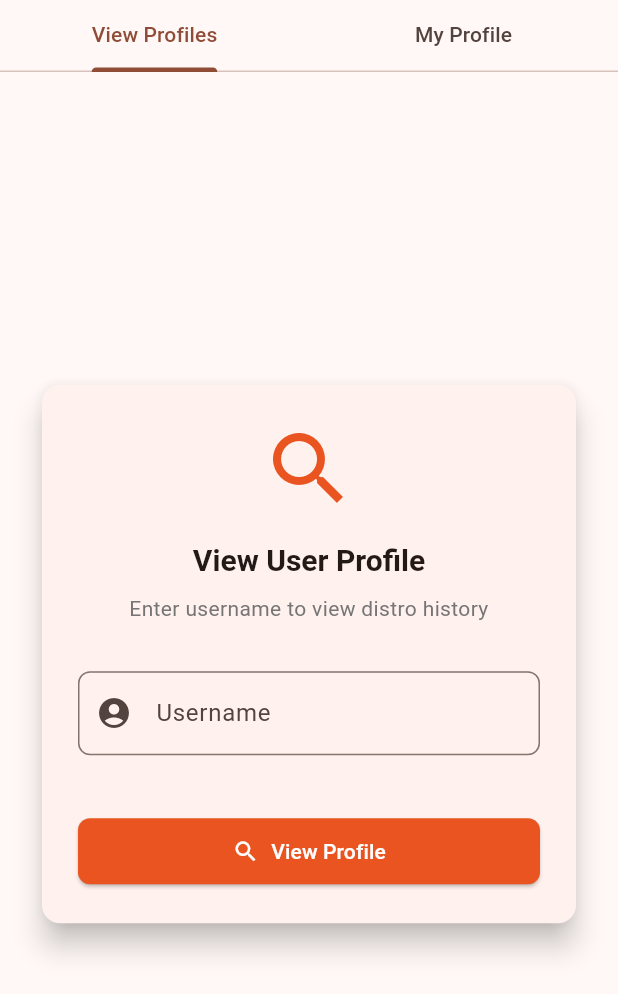
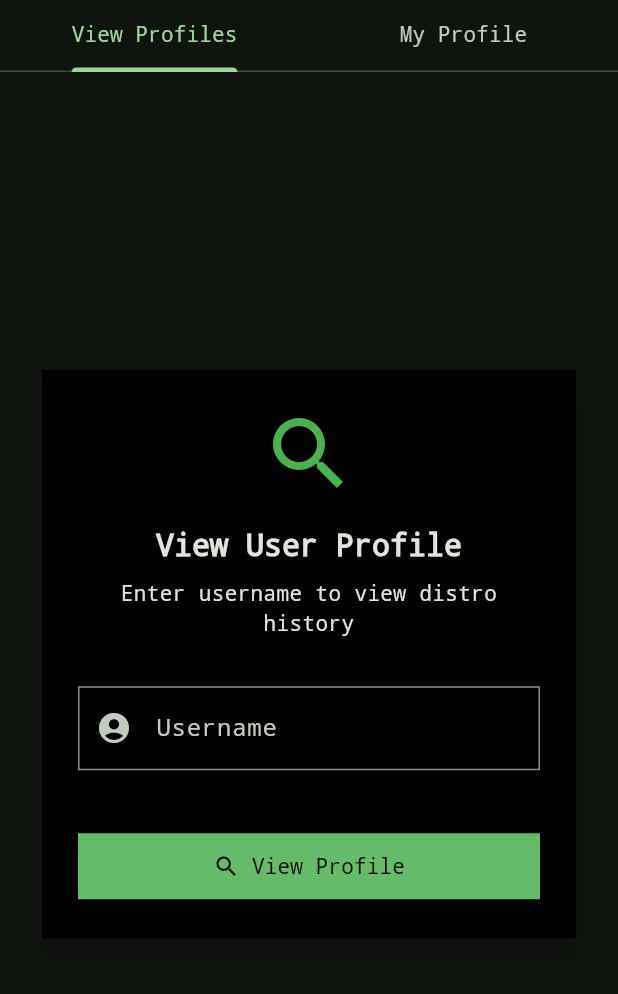
Before and after one commit to ThomasNowProductions/LinuxDex, a Flutter app: the screen it shows after launch, on a phone screen of 412 x 824 dp. Shown: the top 994 px of the screen. Run offline on Flutter 3.47's test engine with Material 3 defaults, Android fonts, the phone set to English and light mode, and no system bars; our stand-ins replace flutter_dotenv, supabase_flutter; accounts and stored records are empty.

Commit message:
Updated design

```diff
--- a/app/lib/main.dart
+++ b/app/lib/main.dart
@@ -23,43 +23,45 @@ class MyApp extends StatelessWidget {
       title: 'LinuxDex',
       theme: ThemeData(
         colorScheme: ColorScheme.fromSeed(
-          seedColor: const Color(0xFFE95420), // Ubuntu orange
-          brightness: Brightness.light,
+          seedColor: Colors.green.shade400, // Terminal green
+          brightness: Brightness.dark,
         ),
         useMaterial3: true,
+        fontFamily: 'Courier New',
         appBarTheme: const AppBarTheme(
-          backgroundColor: Color(0xFFE95420),
-          foregroundColor: Colors.white,
-          elevation: 4,
+          backgroundColor: Colors.black,
+          foregroundColor: Colors.green,
+          elevation: 0,
         ),
         elevatedButtonTheme: ElevatedButtonThemeData(
           style: ElevatedButton.styleFrom(
-            backgroundColor: const Color(0xFFE95420),
-            foregroundColor: Colors.white,
+            backgroundColor: Colors.green.shade400,
+            foregroundColor: Colors.black,
             padding: const EdgeInsets.symmetric(horizontal: 24, vertical: 12),
             shape: RoundedRectangleBorder(
-              borderRadius: BorderRadius.circular(8),
+              borderRadius: BorderRadius.zero,
             ),
           ),
         ),
         inputDecorationTheme: InputDecorationTheme(
           border: OutlineInputBorder(
-            borderRadius: BorderRadius.circular(8),
+            borderRadius: BorderRadius.zero,
           ),
           focusedBorder: OutlineInputBorder(
-            borderSide: const BorderSide(color: Color(0xFFE95420), width: 2),
-            borderRadius: BorderRadius.circular(8),
+            borderSide: BorderSide(color: Colors.green.shade400, width: 2),
+            borderRadius: BorderRadius.zero,
           ),
         ),
         cardTheme: CardThemeData(
-          elevation: 4,
+          elevation: 0,
+          color: Colors.black,
           shape: RoundedRectangleBorder(
-            borderRadius: BorderRadius.circular(12),
+            borderRadius: BorderRadius.zero,
           ),
         ),
         textTheme: const TextTheme(
-          headlineSmall: TextStyle(fontWeight: FontWeight.bold, fontSize: 20),
-          titleLarge: TextStyle(fontWeight: FontWeight.w600, fontSize: 18),
+          headlineSmall: TextStyle(fontWeight: FontWeight.bold, fontSize: 20, fontFamily: 'Courier New'),
+          titleLarge: TextStyle(fontWeight: FontWeight.w600, fontSize: 18, fontFamily: 'Courier New'),
         ),
       ),
       home: const AuthWrapper(),
--- a/app/lib/screens/profile_viewer.dart
+++ b/app/lib/screens/profile_viewer.dart
@@ -75,7 +75,7 @@ class _ProfileViewerBodyState extends State<ProfileViewerBody> {
                 const Icon(
                   Icons.search,
                   size: 64,
-                  color: Color(0xFFE95420),
+                  color: Colors.green,
                 ),
                 const SizedBox(height: 16),
                 Text(
@@ -87,7 +87,7 @@ class _ProfileViewerBodyState extends State<ProfileViewerBody> {
                 Text(
                   'Enter username to view distro history',
                   style: Theme.of(context).textTheme.bodyMedium?.copyWith(
-                    color: Colors.grey[600],
+                    color: Colors.grey[300],
                   ),
                   textAlign: TextAlign.center,
                 ),
@@ -104,8 +104,8 @@ class _ProfileViewerBodyState extends State<ProfileViewerBody> {
                   Container(
                     padding: const EdgeInsets.all(12),
                     decoration: BoxDecoration(
-                      color: Colors.red[50],
-                      borderRadius: BorderRadius.circular(8),
+                      color: Colors.red.withOpacity(0.1),
+                      borderRadius: BorderRadius.zero,
                     ),
                     child: Text(
                       _errorMessage!,
@@ -149,7 +149,7 @@ class _ProfileViewerBodyState extends State<ProfileViewerBody> {
                                   child: ListTile(
                                     leading: Icon(
                                       Icons.laptop,
-                                      color: isCurrent ? Colors.green : const Color(0xFFE95420),
+                                      color: Colors.green,
                                     ),
                                     title: Text(
                                       item['distro_name'],
```
Also changed, not shown: app/lib/screens/auth_screen.dart (+5 -5 lines), app/lib/screens/profile_screen.dart (+8 -8 lines).
